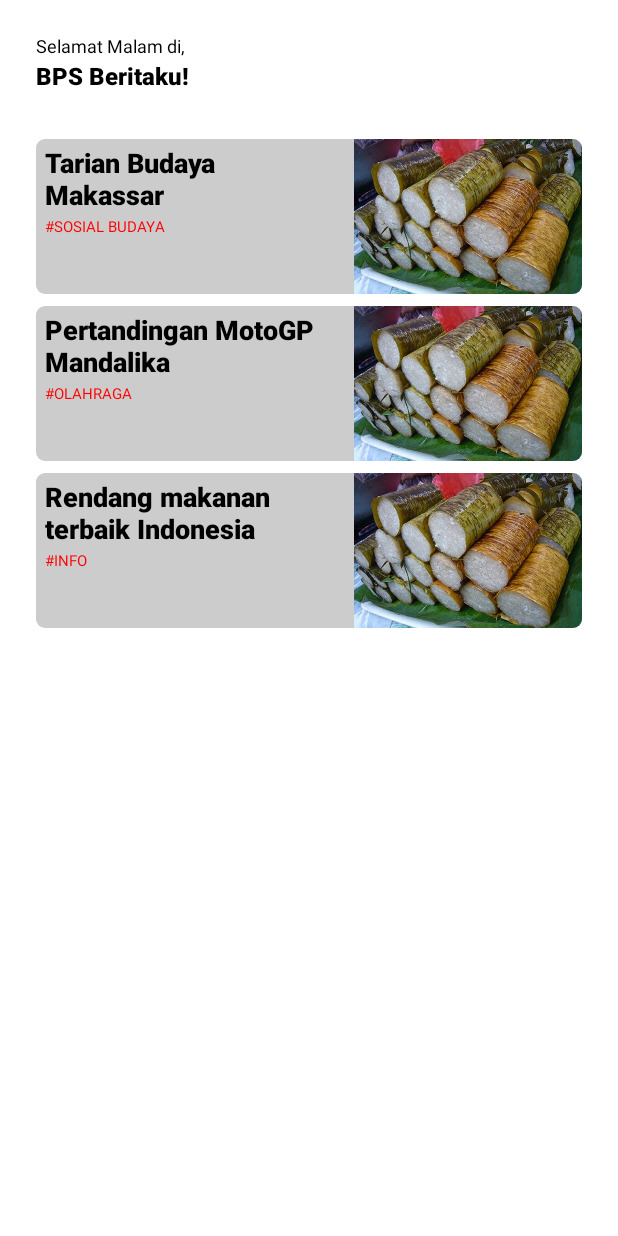
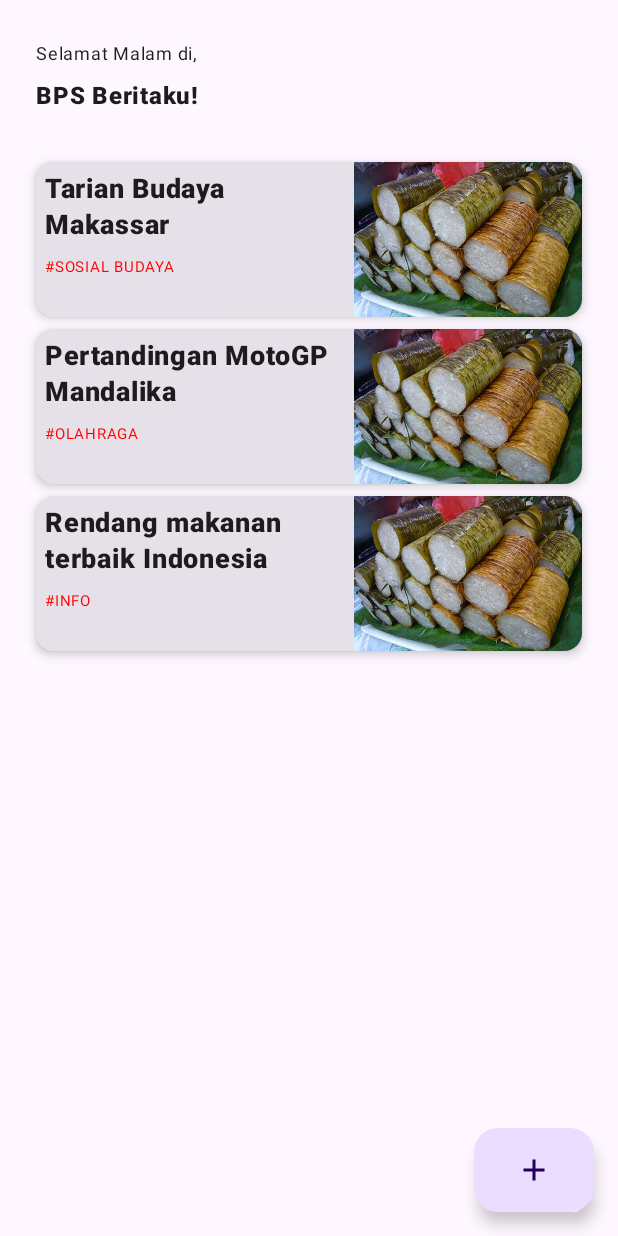
Before and after one commit to sanggar-id/bps, an Android app built with Jetpack Compose: the screen it shows after launch (HomeActivity), on a phone screen of 412 x 824 dp. Run offline under Robolectric (Android 15) with nearby library versions, the phone set to English and light mode, and no system bars; our stand-ins replace Dagger/Hilt's generated code.

Commit message:
feat: use scaffold in HomeScreen

```diff
--- a/features/home/src/main/java/com/isfa/home/ui/HomeActivity.kt
+++ b/features/home/src/main/java/com/isfa/home/ui/HomeActivity.kt
@@ -4,6 +4,14 @@ import android.os.Bundle
 import androidx.activity.compose.setContent
 import androidx.activity.viewModels
 import androidx.appcompat.app.AppCompatActivity
+import androidx.compose.foundation.layout.padding
+import androidx.compose.material.icons.Icons
+import androidx.compose.material.icons.filled.Add
+import androidx.compose.material3.ExtendedFloatingActionButton
+import androidx.compose.material3.Icon
+import androidx.compose.material3.MaterialTheme
+import androidx.compose.material3.Scaffold
+import androidx.compose.ui.Modifier
 import dagger.hilt.android.AndroidEntryPoint
 
 @AndroidEntryPoint
@@ -15,7 +23,20 @@ class HomeActivity : AppCompatActivity() {
         super.onCreate(savedInstanceState)
 
         setContent {
-            HomeScreen(viewModel)
+            MaterialTheme {
+                Scaffold(
+                    floatingActionButton = {
+                        ExtendedFloatingActionButton(onClick = {}) {
+                            Icon(imageVector = Icons.Filled.Add, contentDescription = "add")
+                        }
+                    }
+                ) { paddingValues ->
+                    HomeScreen(
+                        viewModel = viewModel,
+                        modifier = Modifier.padding(paddingValues)
+                    )
+                }
+            }
         }
     }
 }
--- a/features/home/src/main/java/com/isfa/home/ui/HomeScreen.kt
+++ b/features/home/src/main/java/com/isfa/home/ui/HomeScreen.kt
@@ -3,7 +3,9 @@ package com.isfa.home.ui
 import android.content.res.Configuration
 import android.util.Log
 import androidx.compose.foundation.layout.Arrangement
+import androidx.compose.foundation.layout.PaddingValues
 import androidx.compose.foundation.layout.Spacer
+import androidx.compose.foundation.layout.fillMaxHeight
 import androidx.compose.foundation.layout.padding
 import androidx.compose.foundation.lazy.LazyColumn
 import androidx.compose.foundation.lazy.items
@@ -18,13 +20,16 @@ import com.isfa.home.ui.component.HeaderView
 import com.isfa.home.ui.component.NewsCard
 
 @Composable
-fun HomeScreen(viewModel: MainViewModel = viewModel()) {
+fun HomeScreen(
+    viewModel: MainViewModelContract = MainViewModelContract.mock(),
+    modifier: Modifier = Modifier
+) {
     val news by viewModel.news.collectAsState(initial = emptyList())
 
     LazyColumn(
         verticalArrangement = Arrangement.spacedBy(8.dp),
-        modifier = Modifier
-            .padding(24.dp)
+        contentPadding = PaddingValues(24.dp),
+        modifier = modifier.fillMaxHeight()
     ) {
         item {
             HeaderView(
--- a/features/home/src/main/java/com/isfa/home/ui/MainViewModel.kt
+++ b/features/home/src/main/java/com/isfa/home/ui/MainViewModel.kt
@@ -7,15 +7,30 @@ import com.isfa.home.domain.TitleNewsUseCase
 import dagger.hilt.android.lifecycle.HiltViewModel
 import kotlinx.coroutines.flow.Flow
 import kotlinx.coroutines.flow.combine
+import kotlinx.coroutines.flow.flow
 import javax.inject.Inject
+
+interface MainViewModelContract {
+
+    val news: Flow<List<News>>
+
+    companion object {
+
+        // Only need to enable the @Preview annotation by showing a mocking news data
+        fun mock() = object : MainViewModelContract {
+            override val news: Flow<List<News>>
+                get() = flow {}
+        }
+    }
+}
 
 @HiltViewModel
 class MainViewModel @Inject constructor(
     titleNewsUseCase: TitleNewsUseCase,
     categoryNewsUseCase: CategoryNewsUseCase
-) : ViewModel() {
+) : ViewModel(), MainViewModelContract {
 
-    val news: Flow<List<News>> = combine(
+    override val news: Flow<List<News>> = combine(
         titleNewsUseCase.result(),
         categoryNewsUseCase.result()
     ) { (titles, categories) ->
--- a/features/home/src/main/java/com/isfa/home/ui/component/NewsCard.kt
+++ b/features/home/src/main/java/com/isfa/home/ui/component/NewsCard.kt
@@ -8,6 +8,8 @@ import androidx.compose.foundation.layout.Row
 import androidx.compose.foundation.layout.fillMaxWidth
 import androidx.compose.foundation.layout.padding
 import androidx.compose.foundation.shape.RoundedCornerShape
+import androidx.compose.material3.Card
+import androidx.compose.material3.CardDefaults
 import androidx.compose.material3.Text
 import androidx.compose.runtime.Composable
 import androidx.compose.ui.Modifier
@@ -22,11 +24,14 @@ import com.isfa.home.R
 
 @Composable
 fun NewsCard(title: String, category: String, action: () -> Unit = {}) {
+    Card(
+        elevation = CardDefaults.cardElevation(
+            defaultElevation = 4.dp
+        )
+    ) {
         Row(
             modifier = Modifier
                 .fillMaxWidth()
-            .clip(RoundedCornerShape(6.dp))
-            .background(Color.LightGray)
                 .clickable {
                     action()
                 }
@@ -60,6 +65,7 @@ fun NewsCard(title: String, category: String, action: () -> Unit = {}) {
             )
         }
     }
+}
 
 @Composable
 @Preview
```
Lines whose indentation alone changed are shown as unchanged.
